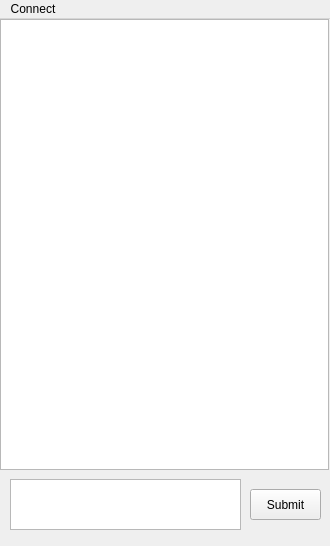
MIKBRUNO/SimpleChat, file GUI/MainWindow.ui: the form before one commit.
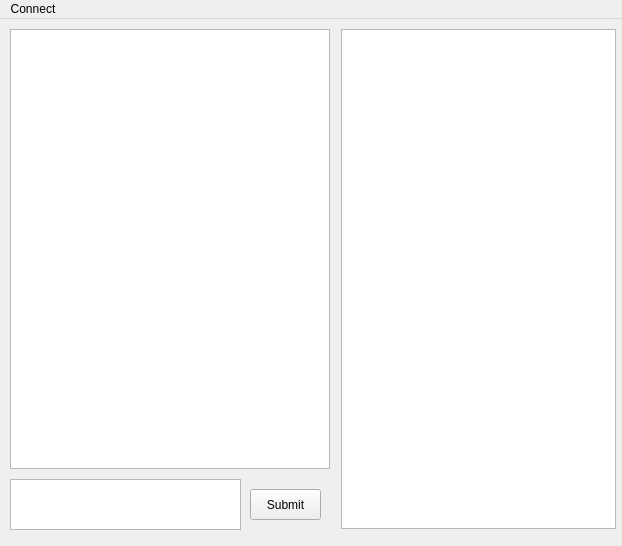
The form after the commit.

Commit message: FTP GUI starts - table troubles

```diff
--- a/GUI/MainWindow.ui
+++ b/GUI/MainWindow.ui
@@ -6,7 +6,7 @@
    <rect>
     <x>0</x>
     <y>0</y>
-    <width>330</width>
+    <width>622</width>
     <height>546</height>
    </rect>
   </property>
@@ -29,10 +29,10 @@
    <widget class="QListWidget" name="listWidget">
     <property name="geometry">
      <rect>
-      <x>0</x>
-      <y>0</y>
-      <width>329</width>
-      <height>451</height>
+      <x>10</x>
+      <y>10</y>
+      <width>320</width>
+      <height>440</height>
      </rect>
     </property>
    </widget>
@@ -59,13 +59,23 @@
      <string>Submit</string>
     </property>
    </widget>
+   <widget class="QTableView" name="tableView">
+    <property name="geometry">
+     <rect>
+      <x>341</x>
+      <y>10</y>
+      <width>275</width>
+      <height>500</height>
+     </rect>
+    </property>
+   </widget>
   </widget>
   <widget class="QMenuBar" name="menuBar">
    <property name="geometry">
     <rect>
      <x>0</x>
      <y>0</y>
-     <width>330</width>
+     <width>622</width>
      <height>26</height>
     </rect>
    </property>
```
The commit also changes 5 other files.
